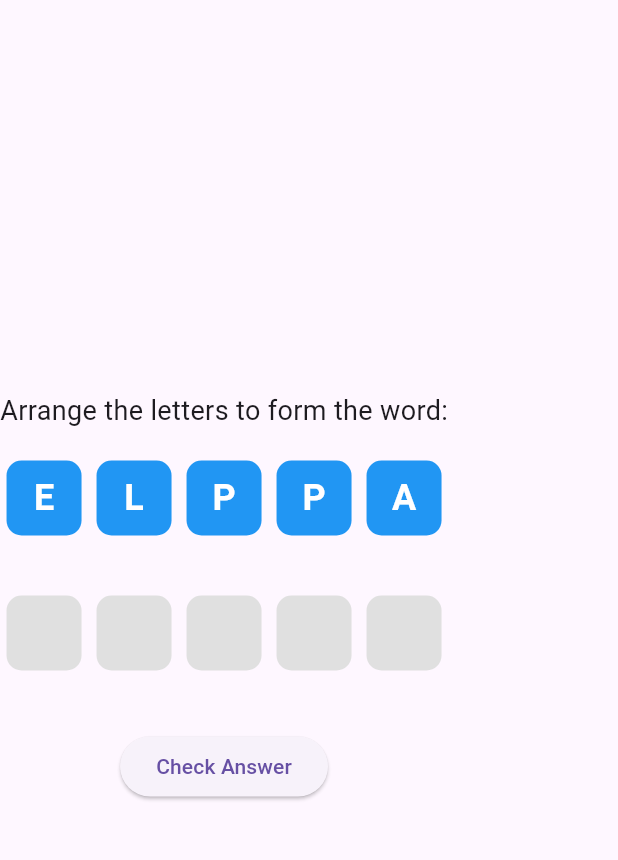
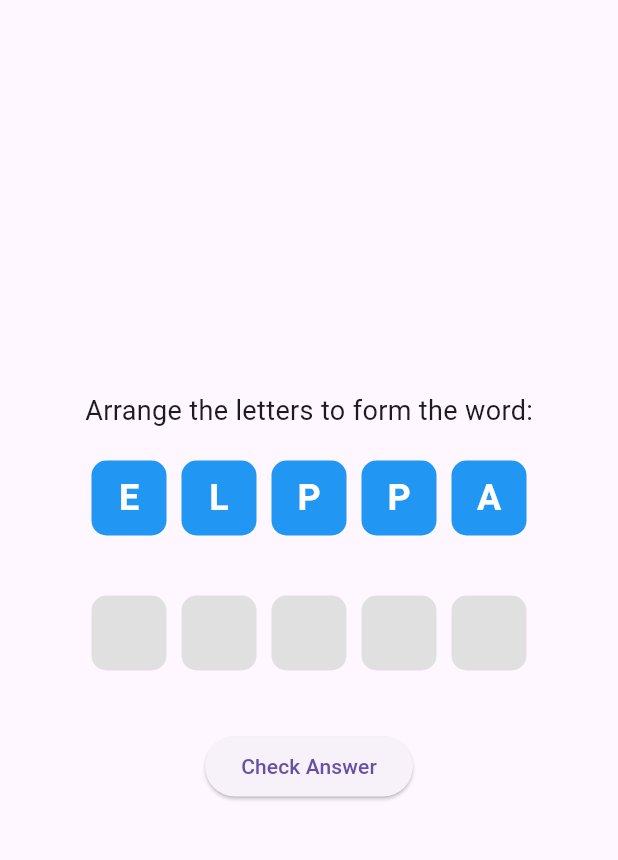
Before and after one commit to toto01tdma/flutter_word_guess_game, a Flutter app: the screen it shows after launch, on a phone screen of 412 x 824 dp, the part 63-923 px from its top. Run offline on Flutter 3.47's test engine with Material 3 defaults, Android fonts, the light colour scheme and no system bars.

Commit message:
update element center

```diff
--- a/lib/main.dart
+++ b/lib/main.dart
@@ -74,8 +74,11 @@ class _WordGameHomePageState extends State<WordGameHomePage> {
       appBar: AppBar(
         title: Text('Word Game'),
       ),
-      body: Column(
-        mainAxisAlignment: MainAxisAlignment.center,
+      body: Center(
+        // ใช้ Center เพื่อจัดทุกอย่างให้อยู่ตรงกลาง
+        child: Column(
+          mainAxisAlignment: MainAxisAlignment.center, // จัดตรงกลางแนวตั้ง
+          crossAxisAlignment: CrossAxisAlignment.center, // จัดตรงกลางแนวนอน
           children: [
             Text(
               'Arrange the letters to form the word:',
@@ -120,6 +123,7 @@ class _WordGameHomePageState extends State<WordGameHomePage> {
             ),
           ],
         ),
+      ),
     );
   }
 
```
Lines whose indentation alone changed are shown as unchanged.
